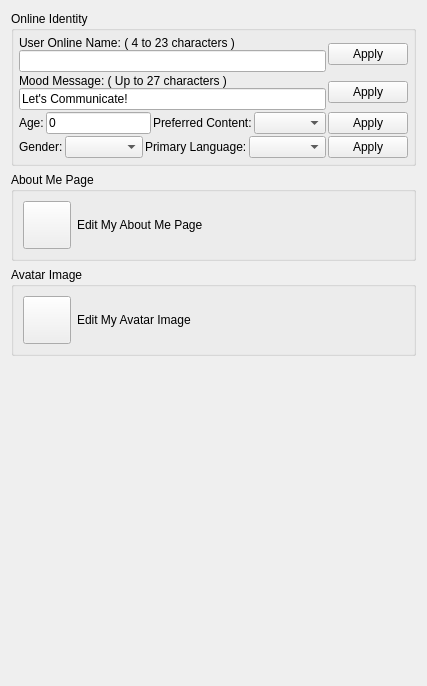
Old version of the form GoTvApps/GoTvCommon/Forms/AppletUserIdentity.ui in the repository brettrjones/gotvptop.
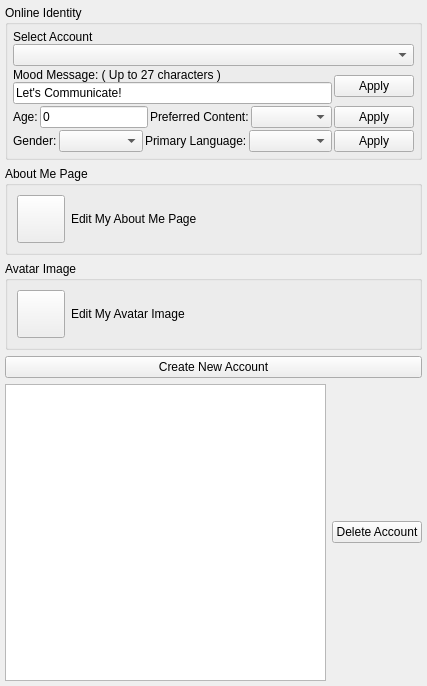
New version of the form. Custom widgets are drawn as their Qt base class.

Commit message: Add multiple accounts create/delete

```diff
--- a/GoTvApps/GoTvCommon/Forms/AppletUserIdentity.ui
+++ b/GoTvApps/GoTvCommon/Forms/AppletUserIdentity.ui
@@ -20,6 +20,18 @@
    <string>User Identity</string>
   </property>
   <layout class="QVBoxLayout" name="verticalLayout_4">
+   <property name="leftMargin">
+    <number>5</number>
+   </property>
+   <property name="topMargin">
+    <number>5</number>
+   </property>
+   <property name="rightMargin">
+    <number>5</number>
+   </property>
+   <property name="bottomMargin">
+    <number>5</number>
+   </property>
    <item>
     <widget class="QGroupBox" name="m_OnlineIdentityGroupBox">
      <property name="title">
@@ -51,22 +63,15 @@
           <item>
            <widget class="QLabel" name="m_UserNameLabel">
             <property name="text">
-             <string>User Online Name: ( 4 to 23 characters )</string>
+             <string>Select Account</string>
             </property>
            </widget>
           </item>
           <item>
-           <widget class="QLineEdit" name="m_OnlineNameEdit"/>
+           <widget class="QComboBox" name="m_AccountComboBox"/>
           </item>
          </layout>
         </item>
-        <item>
-         <widget class="QPushButton" name="m_ApplyNameButton">
-          <property name="text">
-           <string>Apply</string>
-          </property>
-         </widget>
-        </item>
        </layout>
       </item>
       <item>
@@ -85,6 +90,12 @@
           </item>
           <item>
            <widget class="QLineEdit" name="m_MoodMessageEdit">
+            <property name="sizePolicy">
+             <sizepolicy hsizetype="Expanding" vsizetype="Preferred">
+              <horstretch>0</horstretch>
+              <verstretch>0</verstretch>
+             </sizepolicy>
+            </property>
             <property name="text">
              <string>Let's Communicate!</string>
             </property>
@@ -112,6 +123,12 @@
         </item>
         <item>
          <widget class="QLineEdit" name="m_AgeEdit">
+          <property name="sizePolicy">
+           <sizepolicy hsizetype="Expanding" vsizetype="Preferred">
+            <horstretch>0</horstretch>
+            <verstretch>0</verstretch>
+           </sizepolicy>
+          </property>
           <property name="text">
            <string>0</string>
           </property>
@@ -286,17 +303,25 @@
     </widget>
    </item>
    <item>
-    <spacer name="verticalSpacer">
-     <property name="orientation">
-      <enum>Qt::Vertical</enum>
+    <widget class="QPushButton" name="m_CreateNewAccountButton">
+     <property name="text">
+      <string>Create New Account</string>
      </property>
-     <property name="sizeHint" stdset="0">
-      <size>
-       <width>20</width>
-       <height>360</height>
-      </size>
-     </property>
-    </spacer>
+    </widget>
+   </item>
+   <item>
+    <layout class="QHBoxLayout" name="horizontalLayout_8">
+     <item>
+      <widget class="QListWidget" name="m_AccountListWidget"/>
+     </item>
+     <item>
+      <widget class="QPushButton" name="m_DeleteAccountButton">
+       <property name="text">
+        <string>Delete Account</string>
+       </property>
+      </widget>
+     </item>
+    </layout>
    </item>
   </layout>
  </widget>
```
The commit also changes 26 other files.
